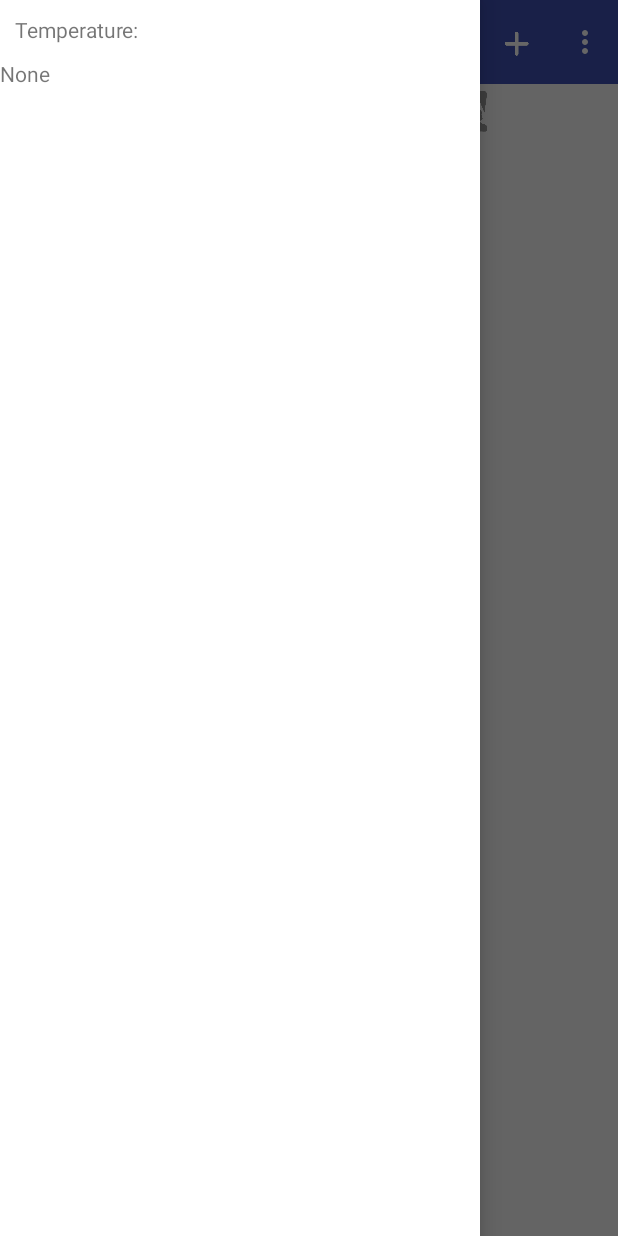
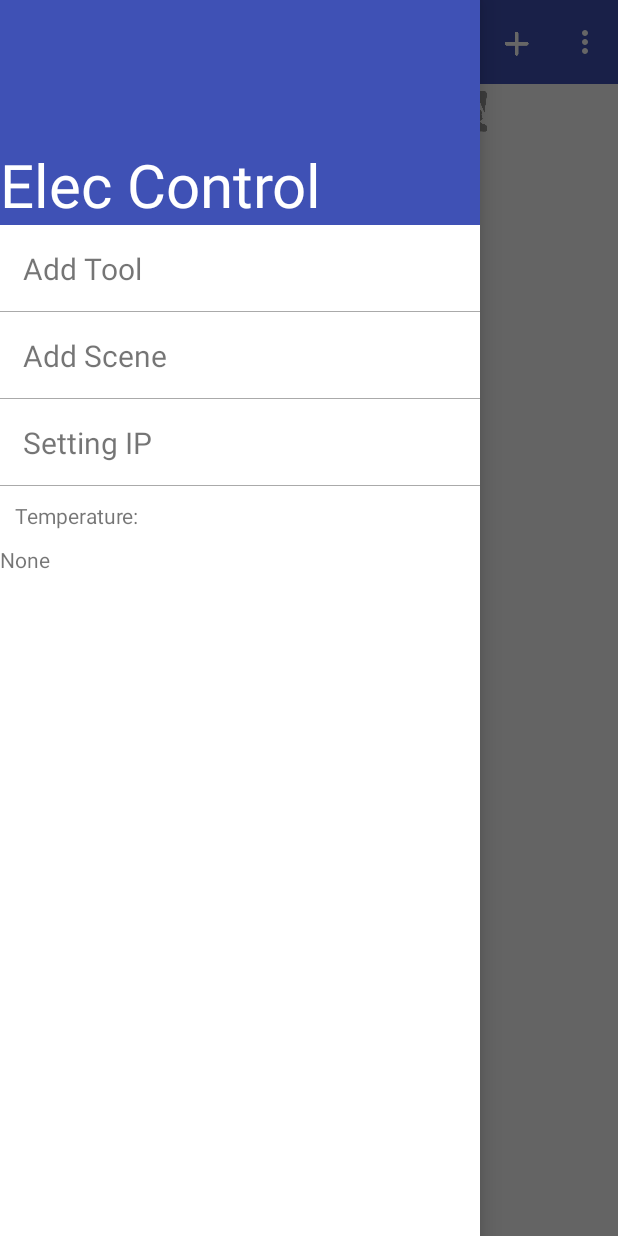
Before and after one commit to dookdikz/seniorProject, an Android app: the screen it shows after launch (MainActivity), with the side drawer open, on a phone screen of 412 x 824 dp. Run offline under Robolectric (Android 15) with nearby library versions, the light colour scheme and no system bars; our stand-ins replace Firebase (no records; nobody signed in at launch, a user with empty details on screens opened directly); 1 statement that could not run was skipped.

Commit message:
edit scene เสร็จแล้ว + แก้ hamberger menu

```diff
--- a/ElecControl/app/src/main/java/com/example/tanawat/eleccontrol/adapter/EditSceneAdapter.java
+++ b/ElecControl/app/src/main/java/com/example/tanawat/eleccontrol/adapter/EditSceneAdapter.java
@@ -7,7 +7,6 @@ import android.view.View;
 import android.view.ViewGroup;
 import android.widget.BaseAdapter;
 import android.widget.CheckBox;
-import android.widget.EditText;
 import android.widget.ImageView;
 import android.widget.TextView;
 
@@ -40,8 +39,8 @@ public class EditSceneAdapter extends BaseAdapter {
         this.checkEdit = checkEdit;
     }
 
-    static ArrayList<Boolean> checkEdit ;
-    ArrayList<Boolean> checkOnOrOff = new ArrayList<>();
+    static ArrayList<Boolean> checkEdit;
+   static ArrayList<Boolean> checkOnOrOff ;
 //    private Spinner spinEditCommand;
 
 
@@ -57,7 +56,6 @@ public class EditSceneAdapter extends BaseAdapter {
     CheckBox ivOnOrOff;
 
 
-
     public ButtonItemCollectionCms getButtonItemCollectionCms() {
         return buttonItemCollectionCms;
     }
@@ -69,7 +67,8 @@ public class EditSceneAdapter extends BaseAdapter {
     public EditSceneAdapter(ButtonItemCollectionCms buttonItemCollectionCms, ArrayList<Boolean> checkEdit, Context activity) {
 
         this.buttonItemCollectionCms = buttonItemCollectionCms;
-       this.checkEdit = checkEdit;
+        this.checkEdit = checkEdit;
+        checkOnOrOff = checkEdit;
         this.activity = activity;
     }
 
@@ -111,13 +110,14 @@ public class EditSceneAdapter extends BaseAdapter {
 //            item = (ButtonListItem) convertView;
 //
 //        } else {
-        checkOnOrOff.add(false);
+
         if (convertView == null) {
             convertView = inflater.inflate(R.layout.list_item_edit_scene, null);
             holder = new ViewHolder();
             holder.tvNameCommand = (TextView) convertView.findViewById(R.id.tvNameCommand);
             holder.tvNameType = (TextView) convertView.findViewById(R.id.tvTypeCommand);
             holder.ivTabTool = (ImageView) convertView.findViewById(R.id.ivTabTool);
+
             convertView.setTag(holder);
             //     item = new ButtonListItem(parent.getContext());
         }
@@ -129,13 +129,11 @@ public class EditSceneAdapter extends BaseAdapter {
 
                     holder.tvNameCommand.setText(buttonItemCms.getName());
                     holder.tvNameType.setText(buttonItemCms.getType());
-                    if(buttonItemCollectionCms.getData().get(position).getType().equals("Air")|| buttonItemCollectionCms.getData().get(position).getType().equals("Tv")){
+                    if (buttonItemCollectionCms.getData().get(position).getType().equals("Air") || buttonItemCollectionCms.getData().get(position).getType().equals("Tv")) {
                         holder.ivTabTool.setImageResource(R.drawable.remote_icon);
-                    }
-                    else if(buttonItemCollectionCms.getData().get(position).getType().equals("Switch1") || buttonItemCollectionCms.getData().get(position).getType().equals("Switch2")){
+                    } else if (buttonItemCollectionCms.getData().get(position).getType().equals("Switch1") || buttonItemCollectionCms.getData().get(position).getType().equals("Switch2")) {
                         holder.ivTabTool.setImageResource(R.drawable.switch_icon);
-                    }
-                    else {
+                    } else {
                         holder.ivTabTool.setImageResource(R.drawable.curtain_icon);
                     }
 
@@ -149,9 +147,10 @@ public class EditSceneAdapter extends BaseAdapter {
 
 
         }
+checkOnOrOff.set(position,false);
 
-
-        ivOnOrOff = (CheckBox) convertView.findViewById(R.id.ivOnOrOff) ;
+        ivOnOrOff = (CheckBox) convertView.findViewById(R.id.ivOnOrOff);
+        ivOnOrOff.setChecked(false);
         ivOnOrOff.setOnClickListener(new View.OnClickListener() {
             @Override
             public void onClick(View v) {
@@ -178,12 +177,19 @@ public class EditSceneAdapter extends BaseAdapter {
 
         cbEditScene = (CheckBox) convertView.findViewById(R.id.cbEditScene);
 
-            for(int j=0;j<editScene.getData().size();j++){
-                if(buttonItemCollectionCms.getData().get(position).getId().equals(editScene.getData().get(j).getId())){
-                    checkEdit.set(position,true);
-                    cbEditScene.setChecked(true);
+        for (int j = 0; j < editScene.getData().size(); j++) {
+            if (buttonItemCollectionCms.getData().get(position).getId().equals(editScene.getData().get(j).getId())) {
+                checkEdit.set(position, true);
+                cbEditScene.setChecked(true);
+                if (editScene.getData().get(j).getstatus().equals("On")) {
+                    checkOnOrOff.set(position,true);
+                    ivOnOrOff.setChecked(true);
+                } else {
+                    checkOnOrOff.set(position,false);
+                    ivOnOrOff.setChecked(false);
                 }
             }
+        }
 //        for(int k=0;k<editScene.getData().size();k++){
 //            if(checkEdit.get(k) == true){
 //                cbEditScene.setChecked(true);
--- a/ElecControl/app/src/main/java/com/example/tanawat/eleccontrol/fragment/EditSceneFragment.java
+++ b/ElecControl/app/src/main/java/com/example/tanawat/eleccontrol/fragment/EditSceneFragment.java
@@ -170,6 +170,7 @@ public class EditSceneFragment extends Fragment {
     public boolean onOptionsItemSelected(MenuItem item) {
         if (item.getItemId() == R.id.actionNext) {
 
+
             ButtonItemCollectionCms chooseTool = new ButtonItemCollectionCms();
             chooseTool = editScene;
             chooseTool.getData().clear();
@@ -188,6 +189,7 @@ public class EditSceneFragment extends Fragment {
                     chooseTool.addData(buttonItemCollectionCms.getData().get(i));
                 }
             }
+
 
 //            SharedPreferences prefKey = getContext().getSharedPreferences("keyScene", Context.MODE_PRIVATE);
 //            SharedPreferences.Editor editorKey = prefKey.edit();
--- a/ElecControl/app/src/main/java/com/example/tanawat/eleccontrol/fragment/EditSceneOptionFragment.java
+++ b/ElecControl/app/src/main/java/com/example/tanawat/eleccontrol/fragment/EditSceneOptionFragment.java
@@ -103,22 +103,26 @@ public class EditSceneOptionFragment extends Fragment {
         // Init 'View' instance(s) with rootView.findViewById here
         // Note: State of variable initialized here could not be saved
         //       in onSavedInstanceState
-        Log.d("setTime",buttonItemCollectionCms.getTime().toString());
+
         tvSetTime = (TextView) rootView.findViewById(R.id.tvShowSetTime);
         tvSetTime.setText(buttonItemCollectionCms.getTime().toString());
         tvSetTemp = (TextView) rootView.findViewById(R.id.tvSetTemp);
         tvSetTemp.setText(buttonItemCollectionCms.getTemp());
+
         if(!buttonItemCollectionCms.getTemp().equals("No Set")){
-            tvSetTemp.setText(buttonItemCollectionCms.getCheckTempSen()+" "+buttonItemCollectionCms.getTemp());
+            tvSetTemp.setText(buttonItemCollectionCms.getCheckTempSen()+" "+buttonItemCollectionCms.getTemp()+" C");
+            chooseTemp  = buttonItemCollectionCms.getCheckTempSen();
         }
 
         tvSetLight = (TextView) rootView.findViewById(R.id.tvSetLight);
         tvSetLight.setText(buttonItemCollectionCms.getLight());
         if(!buttonItemCollectionCms.getLight().equals("No Set")){
-            tvSetLight.setText(buttonItemCollectionCms.getCheckLightSen()+" "+buttonItemCollectionCms.getLight());
+            tvSetLight.setText(buttonItemCollectionCms.getCheckLightSen()+" "+buttonItemCollectionCms.getLight()+" Lux");
+            chooseLight=buttonItemCollectionCms.getCheckLightSen();
         }
         tvSetBluetooth = (TextView) rootView.findViewById(R.id.tvSetBluetooth);
         tvSetBluetooth.setText(buttonItemCollectionCms.getBluetooth());
+
 
 
         buttonstartSetTime = (Button) rootView.findViewById(R.id.startSetTime);
@@ -317,6 +321,7 @@ public class EditSceneOptionFragment extends Fragment {
 
             }
             if (!tvSetLight.getText().equals("No Set")) {
+
                 buttonItemCollectionCms.setLight(String.valueOf(this.light));
                 buttonItemCollectionCms.setCheckLightSen(chooseLight);
 
--- /dev/null
+++ b/ElecControl/app/src/main/res/drawable/border.xml
@@ -0,0 +1,13 @@
+<?xml version="1.0" encoding="utf-8"?>
+<layer-list xmlns:android="http://schemas.android.com/apk/res/android">
+    <item>
+        <shape android:shape="rectangle">
+            <solid android:color="#AAAAAA" />
+        </shape>
+    </item>
+    <item android:bottom="1dp">
+        <shape android:shape="rectangle">
+            <solid android:color="#FFFFFF" />
+        </shape>
+    </item>
+</layer-list>
--- a/ElecControl/app/src/main/res/layout/activity_main.xml
+++ b/ElecControl/app/src/main/res/layout/activity_main.xml
@@ -32,7 +32,63 @@
         android:layout_gravity="start"
         android:background="#ffffff"
         android:orientation="vertical">
+<LinearLayout
+    android:layout_width="match_parent"
+    android:layout_height="150dp"
+    android:background="?attr/colorPrimary">
+<RelativeLayout
+    android:layout_width="match_parent"
+    android:layout_height="match_parent">
+    <TextView
+        android:layout_alignParentBottom="true"
+        android:layout_width="wrap_content"
+        android:layout_height="wrap_content"
+        android:text="Elec Control"
+        android:textSize="40dp"
+        android:textColor="#ffffff"/>
+</RelativeLayout>
 
+</LinearLayout>
+        <LinearLayout
+            android:layout_width="match_parent"
+            android:layout_height="wrap_content"
+            android:orientation="vertical"
+            android:background="@drawable/border">
+            <TextView
+                android:layout_width="match_parent"
+                android:layout_height="wrap_content"
+                android:text="Add Tool"
+                android:textSize="20dp"
+                android:layout_margin="15dp"/>
+
+        </LinearLayout>
+
+        <LinearLayout
+            android:layout_width="match_parent"
+            android:layout_height="wrap_content"
+            android:orientation="vertical"
+            android:background="@drawable/border">
+            <TextView
+                android:layout_width="match_parent"
+                android:layout_height="wrap_content"
+                android:text="Add Scene"
+                android:textSize="20dp"
+                android:layout_margin="15dp"/>
+
+        </LinearLayout>
+        <LinearLayout
+            android:layout_width="match_parent"
+            android:layout_height="wrap_content"
+            android:orientation="vertical"
+            android:background="@drawable/border">
+            <TextView
+                android:layout_width="match_parent"
+                android:layout_height="wrap_content"
+                android:text="Setting IP"
+                android:textSize="20dp"
+                android:layout_margin="15dp"/>
+
+        </LinearLayout>
         <TextView
             android:layout_width="wrap_content"
             android:layout_height="wrap_content"
```
